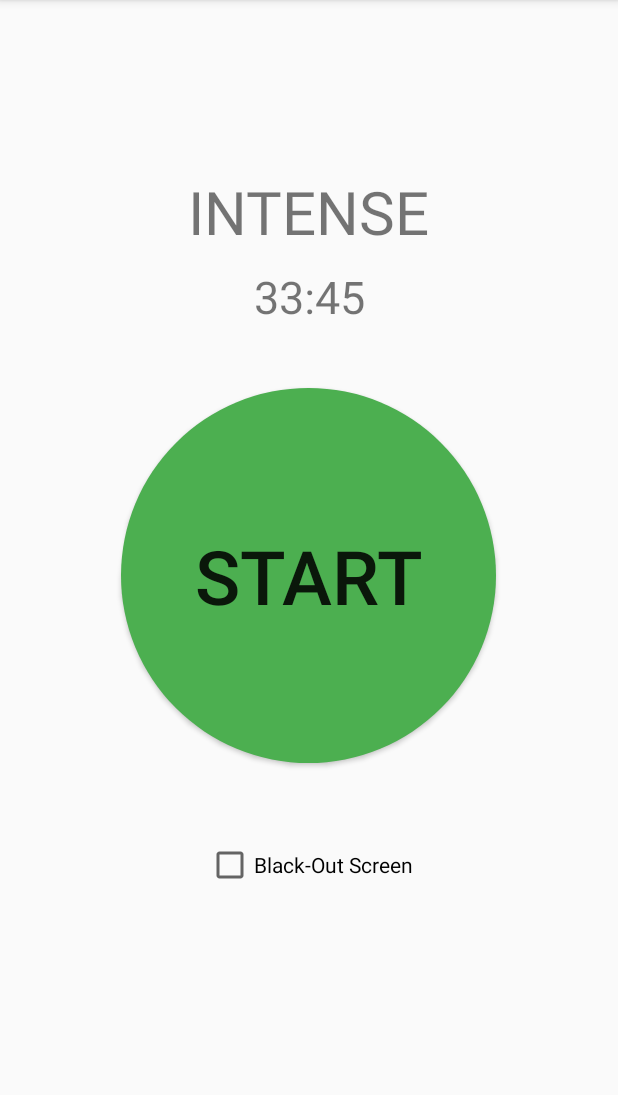
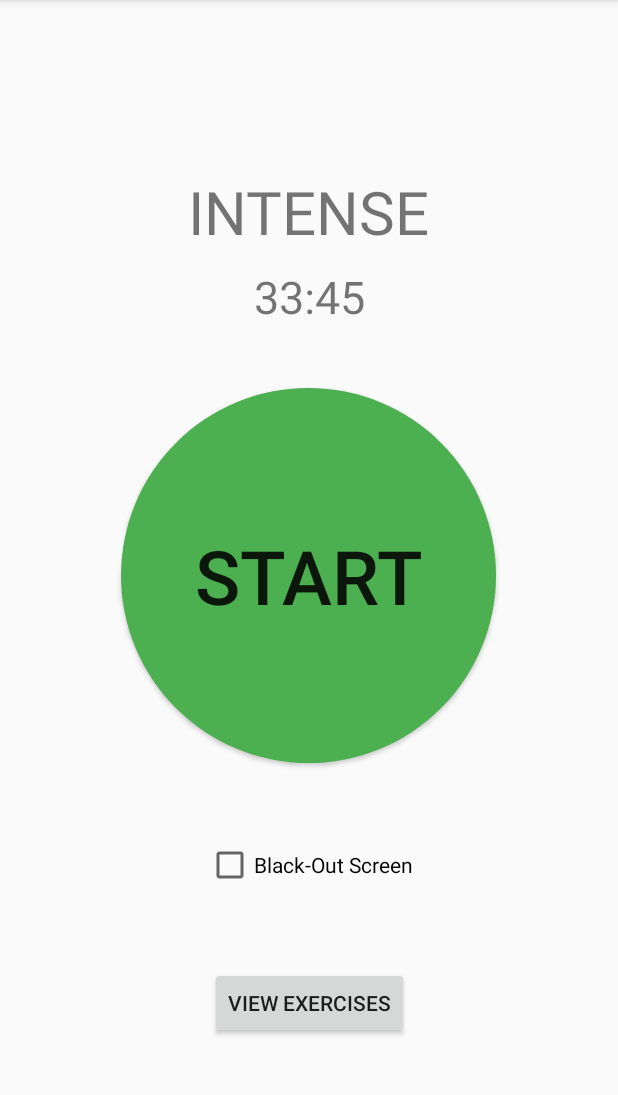
Before and after one commit to nktori/HIITJump, an Android app: the SkipFragment screen opened through its navigation route, on a phone screen of 412 x 824 dp, the part 84-1179 px from its top. Run offline under Robolectric (Android 15) with nearby library versions, the phone set to English and light mode, and no system bars.

Commit message:
add workout info

```diff
--- a/app/build.gradle
+++ b/app/build.gradle
@@ -40,6 +40,8 @@ dependencies {
     implementation 'androidx.constraintlayout:constraintlayout:1.1.3'
     implementation 'androidx.navigation:navigation-fragment-ktx:2.1.0'
     implementation 'androidx.navigation:navigation-ui-ktx:2.1.0'
+    implementation 'androidx.legacy:legacy-support-v4:1.0.0'
+    implementation 'androidx.recyclerview:recyclerview:1.1.0'
     testImplementation 'junit:junit:4.12'
     androidTestImplementation 'androidx.test.ext:junit:1.1.1'
     androidTestImplementation 'androidx.test.espresso:espresso-core:3.2.0'
--- a/app/src/main/java/nktori/hiitjump/fragments/SkipFragment.kt
+++ b/app/src/main/java/nktori/hiitjump/fragments/SkipFragment.kt
@@ -33,12 +33,12 @@ class SkipFragment : Fragment() {
         val workoutLengthTextView = view.findViewById<TextView>(R.id.workoutLengthText)
         workoutLengthTextView.text = formatTime(skipDifficulty.workout.getTotalLength())
 
-//        view.findViewById<Button>(R.id.button_skip_back).setOnClickListener {
-//            findNavController().navigate(R.id.action_SkipFragment_to_HomeFragment)
-//        }
-
         view.findViewById<Button>(R.id.button_skip_start).setOnClickListener {
             findNavController().navigate(R.id.action_SkipFragment_to_SkipActiveFragment)
         }
+
+        view.findViewById<Button>(R.id.button_workout_info).setOnClickListener {
+            findNavController().navigate(R.id.action_SkipFragment_to_ExercisesFragment)
+        }
     }
 }
--- a/app/src/main/res/layout/fragment_skip.xml
+++ b/app/src/main/res/layout/fragment_skip.xml
@@ -63,4 +63,15 @@
         app:layout_constraintHorizontal_bias="0.50"
         app:layout_constraintStart_toStartOf="parent" />
 
+    <Button
+        android:id="@+id/button_workout_info"
+        android:layout_width="wrap_content"
+        android:layout_height="wrap_content"
+        android:layout_marginBottom="75dp"
+        android:text="@string/workoutInfo"
+        app:layout_constraintBottom_toBottomOf="parent"
+        app:layout_constraintEnd_toEndOf="parent"
+        app:layout_constraintHorizontal_bias="0.50"
+        app:layout_constraintStart_toStartOf="parent" />
+
 </androidx.constraintlayout.widget.ConstraintLayout>
--- a/app/src/main/res/navigation/nav_graph.xml
+++ b/app/src/main/res/navigation/nav_graph.xml
@@ -22,6 +22,10 @@
         <action
             android:id="@+id/action_SkipFragment_to_SkipActiveFragment"
             app:destination="@id/SkipActiveFragment" />
+
+        <action
+            android:id="@+id/action_SkipFragment_to_ExercisesFragment"
+            app:destination="@id/ExercisesFragment" />
     </fragment>
     <fragment
         android:id="@+id/SkipActiveFragment"
@@ -32,4 +36,9 @@
             android:id="@+id/action_SkipActiveFragment_to_SkipFragment"
             app:destination="@id/SkipFragment" />
     </fragment>
+    <fragment
+        android:id="@+id/ExercisesFragment"
+        android:name="nktori.hiitjump.fragments.ExercisesFragment"
+        tools:layout="@layout/fragment_exercises">
+    </fragment>
 </navigation>
--- a/app/src/main/res/values/dimens.xml
+++ b/app/src/main/res/values/dimens.xml
@@ -1,3 +1,4 @@
 <resources>
     <dimen name="fab_margin">16dp</dimen>
+    <dimen name="text_margin">16dp</dimen>
 </resources>
--- a/app/src/main/res/values/strings.xml
+++ b/app/src/main/res/values/strings.xml
@@ -12,4 +12,5 @@
     <string name="timeDivider">/</string>
     <string name="timeCounter">00:00</string>
     <string name="blackoutMode">Black-Out Screen</string>
+    <string name="workoutInfo">View Exercises</string>
 </resources>
```
Also changed, not shown: app/src/main/java/nktori/hiitjump/fragments/ExerciseRecyclerViewAdapter.kt (added, +34 -0 lines), app/src/main/java/nktori/hiitjump/fragments/ExercisesFragment.kt (added, +37 -0 lines), app/src/main/res/layout/fragment_exercises.xml (added, +27 -0 lines), app/src/main/res/layout/fragment_exercises_list.xml (added, +13 -0 lines), 1 other file.
